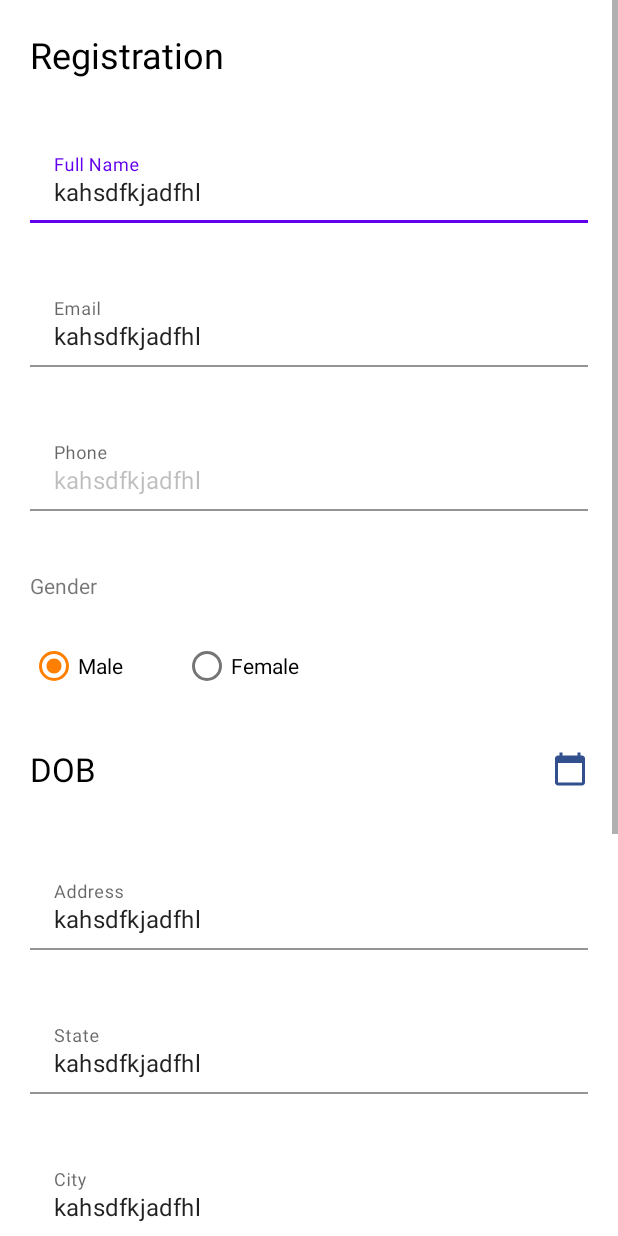
After one commit to rohitsharma181589/VC-Driver, an Android app: the layout registration_activity.xml on its own in the app's theme, with its tools: preview values and no code run, on a phone screen of 412 x 824 dp. The commit adds this screen. Run offline under Robolectric (Android 15) with nearby library versions, the phone set to English and light mode, and no system bars.

Commit message:
user login and registration done

```diff
--- a/app/src/main/AndroidManifest.xml
+++ b/app/src/main/AndroidManifest.xml
@@ -33,6 +33,8 @@
         <activity
             android:name="com.vehiclecare.vc_driver_arvind.activity.LoginActivity"
             android:screenOrientation="portrait" />
+        <activity android:name=".activity.HomeActivity" />
+        <activity android:name=".activity.RegistrationActivity" />
 
 
     </application>
--- a/app/src/main/java/com/vehiclecare/vc_driver_arvind/activity/SplashActivity.kt
+++ b/app/src/main/java/com/vehiclecare/vc_driver_arvind/activity/SplashActivity.kt
@@ -19,13 +19,11 @@ class SplashActivity : AppCompatActivity() {
     override fun onStart() {
         super.onStart()
         Handler(Looper.myLooper()!!).postDelayed({ navigateToActivity() }, 1000)
-
-
     }
 
     private fun navigateToActivity() {
         if (AppSharedPreference.getBooleanValue(AppSharedPreference.IS_USER_LOGGED_IN)!!) {
-//            val intent = Intent(this@SplashActivity, MainActivity::class.java)
+            val intent = Intent(this@SplashActivity, HomeActivity::class.java)
             intent.addFlags(Intent.FLAG_ACTIVITY_NEW_TASK or Intent.FLAG_ACTIVITY_CLEAR_TASK)
             startActivity(intent)
         } else {
--- a/app/src/main/java/com/vehiclecare/vc_driver_arvind/network/ApiInterface.kt
+++ b/app/src/main/java/com/vehiclecare/vc_driver_arvind/network/ApiInterface.kt
@@ -2,6 +2,7 @@ package com.vehiclecare.vc_driver_arvind.network
 
 import com.vehiclecare.vc_driver_arvind.model.BaseModel
 import com.vehiclecare.vc_driver_arvind.model.createDriver.CreateDriverResponse
+import com.vehiclecare.vc_driver_arvind.model.login.LoginDriverResponse
 import retrofit2.Call
 import retrofit2.http.Field
 import retrofit2.http.FormUrlEncoded
@@ -17,7 +18,7 @@ interface ApiInterface {
         @Field("phone") phoneNumber: String,
         @Field("task") task: String = "driverLogin",
         @Field("state") state: String = "acko_login",
-    ): Call<BaseModel>
+    ): Call<LoginDriverResponse>
 
     @POST("/")
     @FormUrlEncoded
--- a/app/src/main/java/com/vehiclecare/vc_driver_arvind/utils/AppSharedPreference.kt
+++ b/app/src/main/java/com/vehiclecare/vc_driver_arvind/utils/AppSharedPreference.kt
@@ -19,6 +19,7 @@ object AppSharedPreference {
     const val USER_TOKEN = "USER_TOKEN"
     const val USER_FName = "USER_FName"
     const val USER_LName = "USER_LName"
+    const val USER_Name = "USER_Name"
     const val USER_EMail = "USER_EMail"
     const val USER_ID = "USER_ID"
     const val USER_PHONE = "USER_PHONE"
--- a/app/src/main/res/drawable/ic_baseline_calendar_today_24.xml
+++ b/app/src/main/res/drawable/ic_baseline_calendar_today_24.xml
@@ -1,4 +1,4 @@
-<vector android:height="24dp" android:tint="#F80707"
+<vector android:height="24dp" android:tint="#31508D"
     android:viewportHeight="24" android:viewportWidth="24"
     android:width="24dp" xmlns:android="http://schemas.android.com/apk/res/android">
     <path android:fillColor="@android:color/white" android:pathData="M20,3h-1L19,1h-2v2L7,3L7,1L5,1v2L4,3c-1.1,0 -2,0.9 -2,2v16c0,1.1 0.9,2 2,2h16c1.1,0 2,-0.9 2,-2L22,5c0,-1.1 -0.9,-2 -2,-2zM20,21L4,21L4,8h16v13z"/>
--- /dev/null
+++ b/app/src/main/res/layout/registration_activity.xml
@@ -0,0 +1,272 @@
+<?xml version="1.0" encoding="utf-8"?>
+<layout>
+
+    <data>
+
+        <variable
+            name="registrationVariable"
+            type="com.vehiclecare.vc_driver_arvind.viewmodels.RegistrationViewModel" />
+    </data>
+
+    <ScrollView xmlns:android="http://schemas.android.com/apk/res/android"
+        xmlns:app="http://schemas.android.com/apk/res-auto"
+        xmlns:tools="http://schemas.android.com/tools"
+        android:layout_width="match_parent"
+        android:layout_height="match_parent"
+        android:background="@color/white">
+
+
+        <LinearLayout
+            android:layout_width="match_parent"
+            android:layout_height="wrap_content"
+            android:orientation="vertical">
+
+            <TextView
+                android:layout_width="wrap_content"
+                android:layout_height="wrap_content"
+                android:layout_margin="@dimen/_20dp"
+                android:text="Registration"
+                android:textColor="@color/black"
+                android:textSize="@dimen/_24sp" />
+
+
+            <com.google.android.material.textfield.TextInputLayout
+                android:id="@+id/til_fame"
+                android:layout_width="match_parent"
+                android:layout_height="wrap_content"
+
+                android:layout_margin="@dimen/_20dp">
+
+                <com.google.android.material.textfield.TextInputEditText
+                    android:layout_width="match_parent"
+                    android:layout_height="wrap_content"
+                    android:background="@color/white"
+                    android:hint="Full Name"
+                    android:text="@={registrationVariable.firstName}"
+                    tools:text="kahsdfkjadfhl" />
+
+
+            </com.google.android.material.textfield.TextInputLayout>
+
+            <com.google.android.material.textfield.TextInputLayout
+                android:id="@+id/til_email"
+                android:layout_width="match_parent"
+                android:layout_height="wrap_content"
+                android:layout_margin="@dimen/_20dp">
+
+                <com.google.android.material.textfield.TextInputEditText
+                    android:layout_width="match_parent"
+                    android:layout_height="wrap_content"
+                    android:background="@color/white"
+                    android:hint="Email"
+                    android:inputType="textEmailAddress"
+                    android:text="@={registrationVariable.email}"
+                    tools:text="kahsdfkjadfhl" />
+
+
+            </com.google.android.material.textfield.TextInputLayout>
+
+            <com.google.android.material.textfield.TextInputLayout
+                android:id="@+id/til_phone"
+                android:layout_width="match_parent"
+                android:layout_height="wrap_content"
+                android:layout_margin="@dimen/_20dp">
+
+                <com.google.android.material.textfield.TextInputEditText
+                    android:layout_width="match_parent"
+                    android:layout_height="wrap_content"
+                    android:background="@color/white"
+                    android:editable="false"
+                    android:enabled="false"
+                    android:hint="Phone"
+                    android:inputType="phone"
+                    android:text="@={registrationVariable.phone}"
+                    tools:text="kahsdfkjadfhl" />
+
+
+            </com.google.android.material.textfield.TextInputLayout>
+
+
+            <TextView
+                android:layout_width="wrap_content"
+                android:layout_height="wrap_content"
+                android:layout_margin="@dimen/_20dp"
+                android:text="Gender" />
+
+
+            <RadioGroup
+                android:id="@+id/rg_gender"
+                android:layout_width="wrap_content"
+                android:layout_height="wrap_content"
+                android:layout_marginStart="@dimen/_20dp"
+                android:orientation="horizontal">
+
+
+                <RadioButton
+                    android:layout_width="wrap_content"
+                    android:layout_height="wrap_content"
+                    android:checked="true"
+                    android:text="Male" />
+
+                <RadioButton
+                    android:layout_width="wrap_content"
+                    android:layout_height="wrap_content"
+                    android:layout_marginStart="@dimen/_40dp"
+                    android:text="Female" />
+
+
+            </RadioGroup>
+
+
+            <TextView
+                android:id="@+id/tv_dob"
+                android:layout_width="match_parent"
+                android:layout_height="wrap_content"
+                android:layout_margin="@dimen/_20dp"
+                android:drawablePadding="@dimen/_40dp"
+                android:hint="dd/mm/yyyy"
+                android:paddingTop="@dimen/_10dp"
+                android:paddingBottom="@dimen/_10dp"
+                android:text="@={registrationVariable.dob}"
+                android:textColor="@color/black"
+                android:textSize="@dimen/_22sp"
+                app:drawableEndCompat="@drawable/ic_baseline_calendar_today_24"
+                tools:text="DOB" />
+
+            <com.google.android.material.textfield.TextInputLayout
+                android:id="@+id/tiladdress"
+                android:layout_width="match_parent"
+                android:layout_height="wrap_content"
+                android:layout_margin="@dimen/_20dp">
+
+                <com.google.android.material.textfield.TextInputEditText
+                    android:layout_width="match_parent"
+                    android:layout_height="wrap_content"
+                    android:background="@color/white"
+                    android:hint="Address"
+                    android:text="@={registrationVariable.address}"
+                    tools:text="kahsdfkjadfhl" />
+
+
+            </com.google.android.material.textfield.TextInputLayout>
+
+            <com.google.android.material.textfield.TextInputLayout
+                android:id="@+id/tilstate"
+                android:layout_width="match_parent"
+                android:layout_height="wrap_content"
+                android:layout_margin="@dimen/_20dp">
+
+                <com.google.android.material.textfield.TextInputEditText
+                    android:layout_width="match_parent"
+                    android:layout_height="wrap_content"
+                    android:background="@color/white"
+                    android:hint="State"
+                    android:text="@={registrationVariable.state}"
+                    tools:text="kahsdfkjadfhl" />
+
+
+            </com.google.android.material.textfield.TextInputLayout>
+
+            <com.google.android.material.textfield.TextInputLayout
+                android:id="@+id/tilCity"
+                android:layout_width="match_parent"
+                android:layout_height="wrap_content"
+                android:layout_margin="@dimen/_20dp">
+
+                <com.google.android.material.textfield.TextInputEditText
+                    android:layout_width="match_parent"
+                    android:layout_height="wrap_content"
+                    android:background="@color/white"
+                    android:hint="City"
+                    android:text="@={registrationVariable.city}"
+                    tools:text="kahsdfkjadfhl" />
+
+
+            </com.google.android.material.textfield.TextInputLayout>
+
+            <com.google.android.material.textfield.TextInputLayout
+                android:id="@+id/tilPincode"
+                android:layout_width="match_parent"
+                android:layout_height="wrap_content"
+                android:layout_margin="@dimen/_20dp">
+
+                <com.google.android.material.textfield.TextInputEditText
+                    android:layout_width="match_parent"
+                    android:layout_height="wrap_content"
+                    android:background="@color/white"
+                    android:hint="PinCode"
+                    android:inputType="number"
+                    android:text="@={registrationVariable.pinCode}"
+                    tools:text="kahsdfkjadfhl" />
+
+
+            </com.google.android.material.textfield.TextInputLayout>
+
+            <com.google.android.material.textfield.TextInputLayout
+                android:id="@+id/tilLicenceNo"
+                android:layout_width="match_parent"
+                android:layout_height="wrap_content"
+                android:layout_margin="@dimen/_20dp">
+
+                <com.google.android.material.textfield.TextInputEditText
+                    android:layout_width="match_parent"
+                    android:layout_height="wrap_content"
+                    android:background="@color/white"
+                    android:hint="Licence Number"
+                    android:inputType="textCapWords"
+                    android:text="@={registrationVariable.licenceNo}"
+                    tools:text="kahsdfkjadfhl" />
+
+            </com.google.android.material.textfield.TextInputLayout>
+
+            <com.google.android.material.textfield.TextInputLayout
+                android:id="@+id/til_aadhar"
+                android:layout_width="match_parent"
+                android:layout_height="wrap_content"
+                android:layout_margin="@dimen/_20dp">
+
+                <com.google.android.material.textfield.TextInputEditText
+                    android:layout_width="match_parent"
+                    android:layout_height="wrap_content"
+                    android:background="@color/white"
+                    android:hint="Aadhar Number"
+                    android:inputType="textCapWords"
+                    android:text="@={registrationVariable.aadharNo}"
+                    tools:text="kahsdfkjadfhl" />
+
+            </com.google.android.material.textfield.TextInputLayout>
+
+
+            <com.google.android.material.card.MaterialCardView
+                android:id="@+id/mcv_continue"
+                android:layout_width="wrap_content"
+                android:layout_height="wrap_content"
+                android:layout_gravity="center"
+                android:layout_marginTop="@dimen/_20dp"
+                android:onClick="@{() -> registrationVariable.registerDriver()}"
+                app:cardBackgroundColor="@color/btn_orange"
+                app:cardCornerRadius="@dimen/_20dp"
+                app:cardElevation="@dimen/dimen_5dp"
+                app:cardUseCompatPadding="true"
+                app:contentPadding="@dimen/_10dp"
+                app:layout_constraintEnd_toEndOf="parent"
+                app:layout_constraintStart_toStartOf="parent"
+                app:layout_constraintTop_toBottomOf="@+id/ed_number">
+
+
+                <TextView
+                    android:layout_width="wrap_content"
+                    android:layout_height="wrap_content"
+                    android:paddingStart="@dimen/_30dp"
+                    android:paddingEnd="@dimen/_30dp"
+                    android:text="Register"
+                    android:textColor="@color/white"
+                    android:textStyle="bold" />
+
+            </com.google.android.material.card.MaterialCardView>
+
+        </LinearLayout>
+
+    </ScrollView>
+
+</layout>
--- a/app/src/main/res/values/colors.xml
+++ b/app/src/main/res/values/colors.xml
@@ -6,6 +6,7 @@
     <color name="teal_200">#FF03DAC5</color>
     <color name="teal_700">#FF018786</color>
     <color name="black">#FF000000</color>
+    <color name="blue_shade">#31508D</color>
     <color name="white">#FFFFFFFF</color>
     <color name="red">#F01707</color>
 
--- a/app/src/main/res/values/dimens.xml
+++ b/app/src/main/res/values/dimens.xml
@@ -52,4 +52,6 @@
     <dimen name="_18dp">18dp</dimen>
     <dimen name="_35dp">35dp</dimen>
     <dimen name="_15dp">15dp</dimen>
+    <dimen name="_24sp">24sp</dimen>
+    <dimen name="_22sp">22sp</dimen>
 </resources>
--- a/app/src/main/res/values/themes.xml
+++ b/app/src/main/res/values/themes.xml
@@ -6,7 +6,7 @@
         <item name="colorPrimaryVariant">@color/purple_700</item>
         <item name="colorOnPrimary">@color/white</item>
         <!-- Secondary brand color. -->
-        <item name="colorSecondary">@color/teal_200</item>
+        <item name="colorSecondary">@color/btn_orange</item>
         <item name="colorSecondaryVariant">@color/teal_700</item>
         <item name="colorOnSecondary">@color/black</item>
         <!-- Status bar color. -->
```
Also changed, not shown: app/src/main/java/com/vehiclecare/vc_driver_arvind/activity/HomeActivity.kt (added, +33 -0 lines), app/src/main/java/com/vehiclecare/vc_driver_arvind/activity/LoginViaOtp.kt (+52 -6 lines), app/src/main/java/com/vehiclecare/vc_driver_arvind/activity/RegistrationActivity.kt (added, +152 -0 lines), app/src/main/java/com/vehiclecare/vc_driver_arvind/dagger/MyApplicationModule.kt (+6 -5 lines), app/src/main/java/com/vehiclecare/vc_driver_arvind/dagger/ViewModelModule.kt (+11 -12 lines), app/src/main/java/com/vehiclecare/vc_driver_arvind/model/createDriver/User.kt (+4 -4 lines), app/src/main/java/com/vehiclecare/vc_driver_arvind/model/login/User.kt (+5 -5 lines), app/src/main/java/com/vehiclecare/vc_driver_arvind/viewmodels/HomeViewModel.kt (added, +9 -0 lines), app/src/main/java/com/vehiclecare/vc_driver_arvind/viewmodels/LoginViaOtpViewModel.kt (+8 -5 lines), app/src/main/java/com/vehiclecare/vc_driver_arvind/viewmodels/RegistrationViewModel.kt (added, +120 -0 lines), app/src/main/res/layout/home_activity.xml (added, +20 -0 lines).
